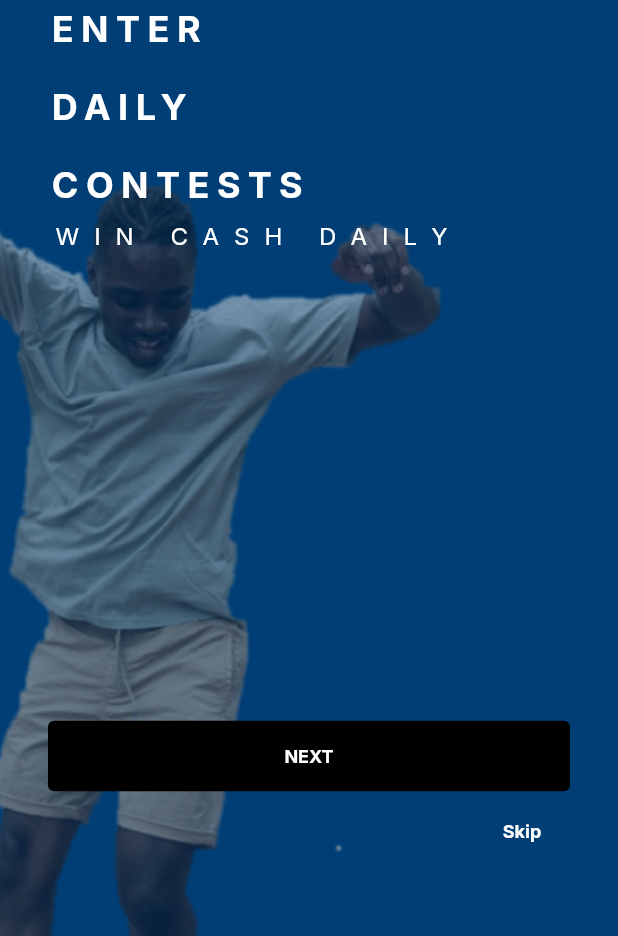
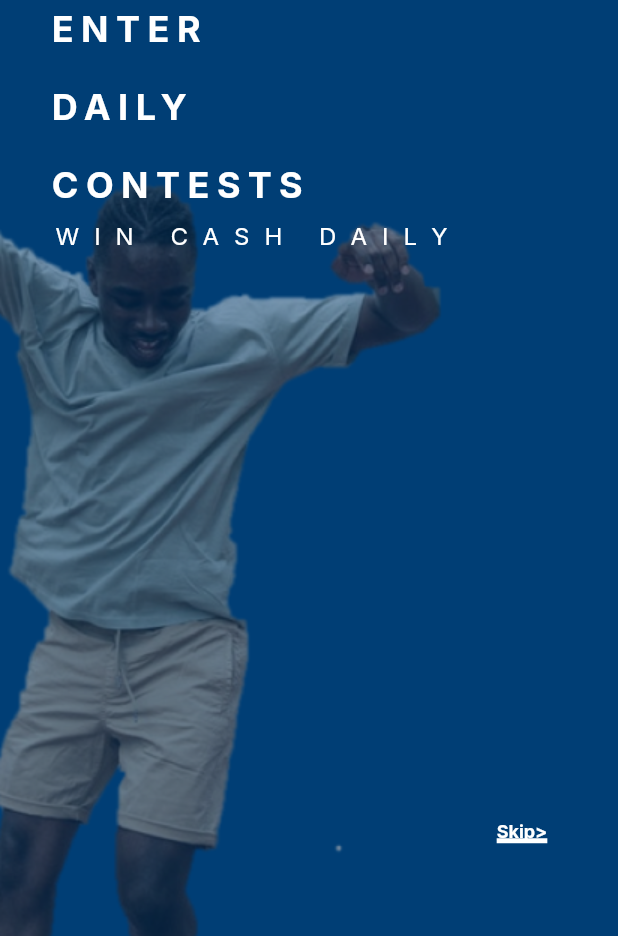
Before and after one commit to Nouveau-riche-media/CorrectFan, a Flutter app: the Onboarding1 screen opened by its route, on a phone screen of 412 x 824 dp, the part 300-1236 px from its top. Run offline on Flutter 3.47's test engine with Material 2 defaults, Android fonts, the phone set to English and light mode, and no system bars; our stand-ins replace flutter_svg, google_fonts.

```diff
--- a/correctfan/lib/main.dart
+++ b/correctfan/lib/main.dart
@@ -1,6 +1,8 @@
 import 'package:correctfan/onboarding1.dart';
 import 'package:correctfan/onboarding2.dart';
 import 'package:correctfan/onboarding3.dart';
+import 'package:correctfan/signIn.dart';
+import 'package:correctfan/signUp.dart';
 import 'package:correctfan/splash.dart';
 import 'package:google_fonts/google_fonts.dart';
 import 'package:flutter/material.dart';
@@ -68,13 +70,15 @@ class MyApp extends StatelessWidget {
         // primarySwatch: Colors.blue,
 
 
-      home: Splash(),
+      home: SignIn(),
       routes :
       {
         'yeyu': (context) => Splash(),
         'on1': (context) => Onboarding1(),
         'on2': (context) => Onboarding2(),
         'on3': (context) => Onboarding3(),
+        'signIn': (context) => SignIn(),
+        'signUp': (context) => SignUp(),
       }
     );
   }
--- a/correctfan/lib/onboarding1.dart
+++ b/correctfan/lib/onboarding1.dart
@@ -63,30 +63,19 @@ class _Onboarding1State extends State<Onboarding1> {
                   )
                 ],
               )),
-              Positioned(
-                bottom: 96,
-                right: 32,
-                left: 32,
-
-                      child: Button(
-                      onPressed: () => Navigator.of(context).pushNamed('on2'),
-                      label: 'next',
-                      ),),
-
                       Positioned(
                         bottom: 46,
                         right: 32,
-                        child: Row(
-                        children: [
-                          TextButton(
-                            onPressed:  () => Navigator.of(context).pushNamed('on2'),
-                            child: Text('Skip',
-                            style: GoogleFonts.inter(
-                              fontWeight: FontWeight.bold,
-                              color: Colors.white,
-                              decorationStyle: TextDecorationStyle.solid,
-                              fontSize: 12),)),
-                        ]))
+                        child: TextButton(
+                          onPressed:  () => Navigator.of(context).pushNamed('on2'),
+                          child: Text('Skip>',
+                          style: GoogleFonts.inter(
+                            fontWeight: FontWeight.bold,
+                            color: Colors.white,
+                            decoration: TextDecoration.underline,
+                            decorationThickness: 3,
+                            decorationStyle: TextDecorationStyle.solid,
+                            fontSize: 12),)))
         ]),
     );
   }
```
Also changed, not shown: correctfan/lib/onboarding2.dart (+0 -10 lines), correctfan/lib/onboarding3.dart (+0 -15 lines), correctfan/lib/signIn.dart (+101 -4 lines), correctfan/lib/widgets.dart (+25 -0 lines).
